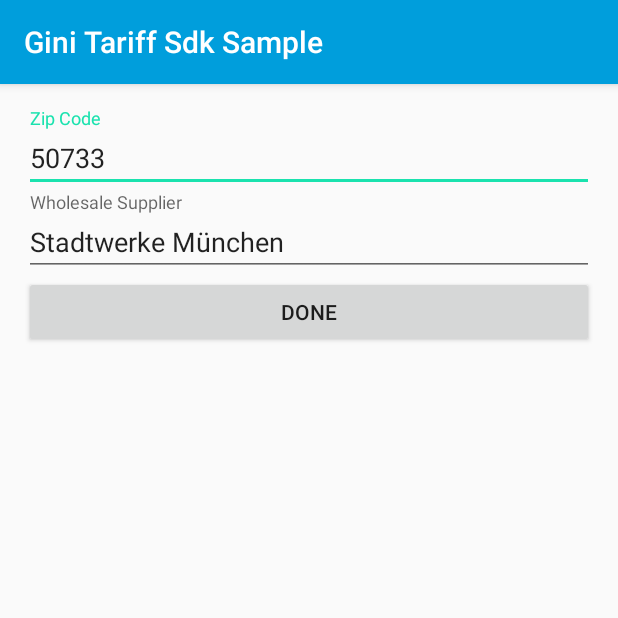
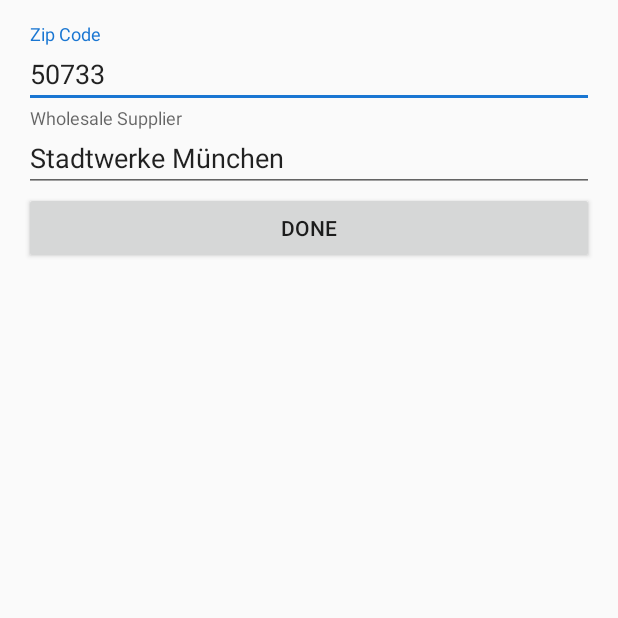
Before and after one commit to gini/gini-switch-sdk-android, an Android app: the ExtractionsActivity screen opened directly, with no data from a screen before it, on a phone screen of 412 x 824 dp, the top half of it. Run offline under Robolectric (Android 15) with nearby library versions, the phone set to English and light mode, and no system bars; 1 statement that could not run was skipped.

Commit message:
Created gini style which is default when not set.

```diff
--- a/tariffsdk/src/main/java/net/gini/tariffsdk/TariffSdk.java
+++ b/tariffsdk/src/main/java/net/gini/tariffsdk/TariffSdk.java
@@ -27,7 +27,7 @@ public class TariffSdk {
     private final DocumentService mDocumentService;
     private final ExtractionService mExtractionService;
     private OkHttpClient mOkHttpClient;
-    private int mTheme;
+    private int mTheme = 0;
 
     private TariffSdk(final Context context, final String clientId, final String clientPw,
             final DocumentService authenticationService,
--- a/tariffsdk/src/main/java/net/gini/tariffsdk/TariffSdkBaseActivity.java
+++ b/tariffsdk/src/main/java/net/gini/tariffsdk/TariffSdkBaseActivity.java
@@ -7,7 +7,7 @@ import android.support.v7.app.AppCompatActivity;
 
 class TariffSdkBaseActivity extends AppCompatActivity {
 
-    private static final int NOT_SET = -1;
+    private static final int NOT_SET = 0;
     protected static String BUNDLE_EXTRA_THEME = "BUNDLE_EXTRA_THEME";
 
     @Override
@@ -17,14 +17,16 @@ class TariffSdkBaseActivity extends AppCompatActivity {
         checkForCorrectUsage();
     }
 
-    protected int getThemeResourceId() {
-        return getIntent().getIntExtra(TariffSdkBaseActivity.BUNDLE_EXTRA_THEME, NOT_SET);
+    protected int getThemeResourceIdFromBundle() {
+        return getIntent().getIntExtra(BUNDLE_EXTRA_THEME, NOT_SET);
     }
 
     private void applySettings() {
-        final int theme = getThemeResourceId();
+        final int theme = getThemeResourceIdFromBundle();
         if (theme != NOT_SET) {
             setTheme(theme);
+        } else {
+            setTheme(R.style.GiniTheme);
         }
     }
 
--- /dev/null
+++ b/tariffsdk/src/main/res/values/styles.xml
@@ -0,0 +1,9 @@
+<resources>
+
+    <style name="GiniTheme" parent="Theme.AppCompat.Light.NoActionBar">
+        <item name="colorPrimary">#000000</item>
+        <item name="colorPrimaryDark">#000000</item>
+        <item name="colorAccent">#1976d2</item>
+    </style>
+
+</resources>
```
